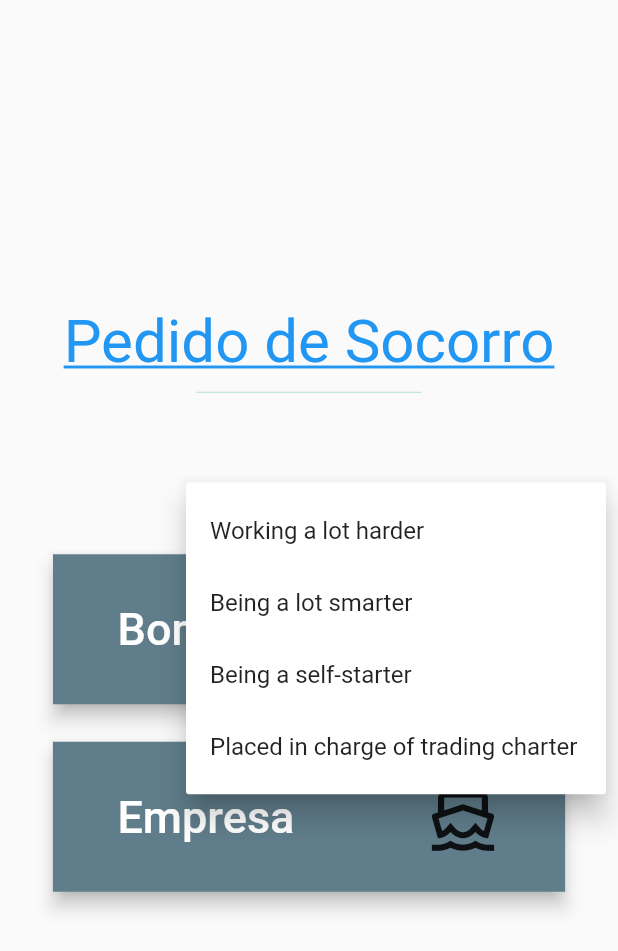
After one commit to gaivotasmiguelito/Gaivotas-Miguelito, a Flutter app: the Sos screen opened directly, after a tap on the "more vert" icon, on a phone screen of 412 x 824 dp. The commit adds this screen. Shown: the top 951 px of the screen. Run offline on Flutter 3.47's test engine with Material 2 defaults, Android fonts, the phone set to English and light mode, and no system bars; our stand-ins replace cloud_firestore, firebase_auth, firebase_core, firebase_storage, google_maps_flutter, image_picker and 1 more; accounts and stored records are empty; network calls fail.

Commit message:
Atualizado dia 19 20:00h

```diff
--- a/lib/screens/home/firestoreReview.dart
+++ /dev/null
@@ -1,3 +0,0 @@
-
-import 'package:cloud_firestore/cloud_firestore.dart';
-import 'package:firebase_core/firebase_core.dart';
--- a/lib/screens/home/home.dart
+++ b/lib/screens/home/home.dart
@@ -2,8 +2,7 @@ import 'package:cloud_firestore/cloud_firestore.dart';
 import 'package:firebase_auth/firebase_auth.dart';
 import 'package:flutter/cupertino.dart';
 import 'package:flutter/material.dart';
-import 'package:flutter_app/screens/home/map.dart';
-import 'package:flutter_app/screens/home/review.dart';
+import 'package:flutter_app/screens/map/map.dart';
 import 'package:flutter_app/screens/profile/editProfile.dart';
 import 'package:flutter_app/screens/profile/profile.dart';
 import 'package:flutter_app/screens/reviews/add_review.dart';
--- a/lib/screens/home/homeClient.dart
+++ b/lib/screens/home/homeClient.dart
@@ -1,8 +1,7 @@
 import 'package:cloud_firestore/cloud_firestore.dart';
 import 'package:firebase_auth/firebase_auth.dart';
 import 'package:flutter/material.dart';
-import 'package:flutter_app/screens/home/map.dart';
-import 'package:flutter_app/screens/home/review.dart';
+import 'package:flutter_app/screens/map/map.dart';
 import 'package:flutter_app/screens/profile/editProfile.dart';
 import 'package:flutter_app/screens/profile/profile.dart';
 import 'package:flutter_app/screens/reviews/add_review.dart';
@@ -139,7 +138,6 @@ class _HomePageClientState extends State<HomePageClient> {
       ),
       body: MapPage(),
 
-
     );
   }
 }
--- a/lib/screens/reviews/add_review.dart
+++ b/lib/screens/reviews/add_review.dart
@@ -3,7 +3,6 @@ import 'package:firebase_auth/firebase_auth.dart';
 import 'package:flutter/foundation.dart';
 import 'package:flutter/material.dart';
 import 'package:flutter_app/screens/home/home.dart';
-import 'package:flutter_app/screens/home/review.dart';
 import 'package:flutter_app/screens/reviews/reviews.dart';
 
 class AddReview extends StatefulWidget {
--- /dev/null
+++ b/lib/screens/sos/sos.dart
@@ -0,0 +1,150 @@
+import 'package:flutter/cupertino.dart';
+import 'package:flutter/material.dart';
+
+enum WhyFarther { harder, smarter, selfStarter, tradingCharter }
+
+class Sos extends StatefulWidget {
+  @override
+  _SosState createState() => _SosState();
+
+}
+
+class _SosState extends State<Sos> {
+
+  @override
+  Widget build(BuildContext context) {
+
+    return Scaffold(
+
+        body: SafeArea(
+            child: Column(
+              mainAxisAlignment: MainAxisAlignment.center,
+              children: <Widget>[
+                Center(
+                  child: Text(
+                    'Pedido de Socorro',
+                    style: TextStyle(
+                      decoration: TextDecoration.underline,
+                      fontSize: 40.0,
+                      color: Colors.blue,
+                    ),
+                  ),
+                ),
+
+                Padding(
+                  padding: const EdgeInsets.only(bottom: 50),
+                  child: SizedBox(
+                    height: 20.0,
+                    width: 150.0,
+                    child: Divider(
+                      color: Colors.teal.shade100,
+                    ),
+                  ),
+                ),
+                // This is the type used by the popup menu below.
+
+
+// This menu button widget updates a _selection field (of type WhyFarther,
+// not shown here).
+        PopupMenuButton<WhyFarther>(
+        onSelected: (WhyFarther result) { setState(() { var _selection = result; }); },
+    itemBuilder: (BuildContext context) => <PopupMenuEntry<WhyFarther>>[
+    const PopupMenuItem<WhyFarther>(
+    value: WhyFarther.harder,
+    child: Text('Working a lot harder'),
+    ),
+    const PopupMenuItem<WhyFarther>(
+    value: WhyFarther.smarter,
+    child: Text('Being a lot smarter'),
+    ),
+    const PopupMenuItem<WhyFarther>(
+    value: WhyFarther.selfStarter,
+    child: Text('Being a self-starter'),
+    ),
+    const PopupMenuItem<WhyFarther>(
+    value: WhyFarther.tradingCharter,
+    child: Text('Placed in charge of trading charter'),
+    ),
+    ],
+    ),
+                Padding(
+                  padding: const EdgeInsets.only(bottom: 25.0),
+                  child: Row(
+                    mainAxisAlignment: MainAxisAlignment.center,
+                    children: [
+                      Material(
+                        color: Colors.blueGrey,
+                        elevation: 5.0,
+                        child: MaterialButton(
+                          onPressed: () {
+                            print("chamada");
+                          },
+                          padding: EdgeInsets.symmetric(vertical: 25.0, horizontal: 43.0),
+                          child: Row(
+                            mainAxisAlignment: MainAxisAlignment.spaceBetween,
+                            children: [
+                              Container(
+                                margin: EdgeInsets.only(right: 60.0),
+                                child: Text(
+                                  'Bombeiros',
+                                  style: TextStyle(
+                                    fontSize: 30.0,
+                                    color: Colors.white,
+                                  ),
+                                ),
+                              ),
+                              Icon(
+
+                                  Icons.fire_extinguisher,
+                                  size: 50),
+                            ],
+                          ),
+                        ),
+                      ),
+                    ],
+                  ),
+                ),
+                Padding(
+                  padding: const EdgeInsets.only(bottom: 25.0),
+                  child: Row(
+                    mainAxisAlignment: MainAxisAlignment.center,
+                    children: [
+                      Material(
+                        color: Colors.blueGrey,
+                        elevation: 5.0,
+                        child: MaterialButton(
+                          onPressed: () {
+                            print("chamada");
+                          },
+                          padding: EdgeInsets.symmetric(vertical: 25.0, horizontal: 43.0),
+                          child: Row(
+                            mainAxisAlignment: MainAxisAlignment.spaceBetween,
+                            children: [
+                              Container(
+                                margin: EdgeInsets.only(right: 65.0),
+                                child: Text(
+                                  'Empresa   ',
+                                  style: TextStyle(
+                                    fontSize: 30.0,
+                                    color: Colors.white,
+                                  ),
+                                ),
+                              ),
+                              Icon(
+                                  Icons.directions_boat_outlined,
+                                  size: 50),
+                            ],
+                          ),
+                        ),
+                      ),
+                    ],
+                  ),
+                ),
+
+              ],
+            )),
+    );
+  }
+}
+
+//Navigator.pushNamed(context, 'login');
--- a/lib/services/firestoreUsers.dart
+++ b/lib/services/firestoreUsers.dart
@@ -10,7 +10,7 @@ Future<void>FirestoreUser (String displayName) async{
 
   String uid = auth.currentUser.uid.toString();
   String uemail = auth.currentUser.email.toString();
-  String udateCreation = DateFormat('MM-dd-yyyy  kk:mm').format(FirebaseAuth.instance.currentUser.metadata.creationTime);
+  String udateCreation = DateFormat('dd-MM-yyyy  kk:mm').format(FirebaseAuth.instance.currentUser.metadata.creationTime);
   String ufotoDefault = 'https://firebasestorage.googleapis.com/v0/b/gaivotasmiguelito-firebase.appspot.com/o/logo1.png?alt=media&token=72797896-a793-496c-bdb8-fd99224f99ef';
 
 
```
Also changed, not shown: lib/screens/home/review.dart (deleted, +0 -218 lines), lib/screens/map/map.dart (renamed from lib/screens/home/map.dart, +22 -20 lines), lib/screens/profile/editProfile.dart (+7 -0 lines), lib/screens/reviews/reviews.dart (+47 -26 lines), lib/screens/upload/uploadFoto.dart (+36 -4 lines), lib/services/firestoreReviews.dart (added, +37 -0 lines).
